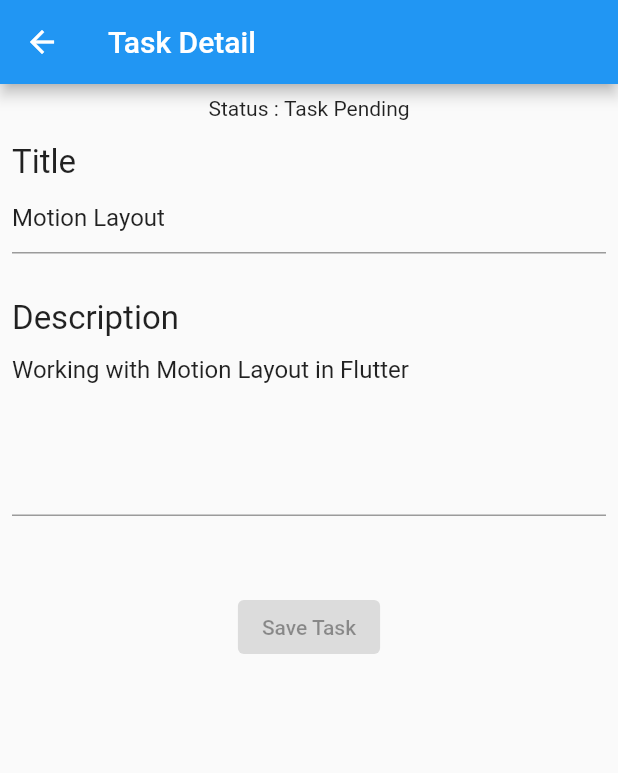
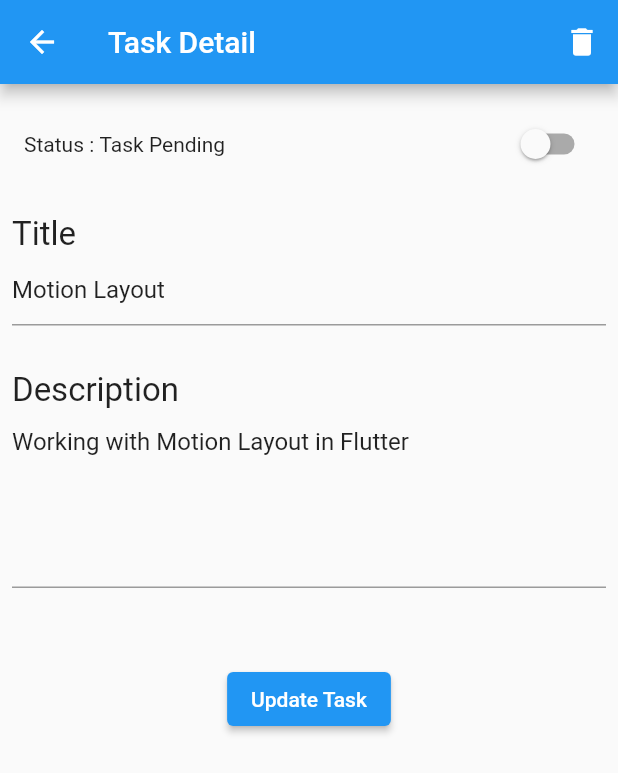
Before and after one commit to okelloEnos/All_In_One_Bloc, a Flutter app: the TodosScreen screen opened directly, after a tap on "Motion Layout", on a phone screen of 412 x 824 dp. Shown: the top 773 px of the screen. Run offline on Flutter 3.47's test engine with Material 2 defaults, Android fonts, the phone set to English and light mode, and no system bars; our stand-ins replace bloc, equatable, flutter_bloc.

Commit message:
todos crud

```diff
--- a/lib/blocs/todos_bloc/todos_events.dart
+++ b/lib/blocs/todos_bloc/todos_events.dart
@@ -1,3 +1,4 @@
+import 'package:all_in_one/model/todo.dart';
 import 'package:equatable/equatable.dart';
 abstract class TodosEvent extends Equatable{
   const TodosEvent();
@@ -8,3 +9,30 @@ class TodosLoaded extends TodosEvent{
   @override
   List<Object?> get props => [];
 }
+
+class TodosUpdated extends TodosEvent{
+  final Todo todo;
+
+  const TodosUpdated(this.todo);
+
+  @override
+  List<Object?> get props => [todo];
+}
+
+class TodosDeleted extends TodosEvent{
+  final Todo todo;
+
+  const TodosDeleted(this.todo);
+
+  @override
+  List<Object?> get props => [todo];
+}
+
+class TodosAdded extends TodosEvent{
+  final Todo todo;
+
+  const TodosAdded(this.todo);
+
+  @override
+  List<Object?> get props => [todo];
+}
--- a/lib/model/todo.dart
+++ b/lib/model/todo.dart
@@ -3,10 +3,18 @@ class Todo extends Equatable{
   final String title;
   final String description;
   final bool isCompleted;
+  final String taskId;
 
- const Todo({required this.title, required this.description, required this.isCompleted});
+ const Todo({required this.title, required this.description, required this.isCompleted, required this.taskId});
 
   @override
-  List<Object?> get props => [title, description, isCompleted];
+  List<Object?> get props => [title, description, isCompleted, taskId];
 
+  Todo copyWith({String? title, String? description, String? taskId, bool? isCompleted}){
+    return Todo(
+        title: title ?? this.title,
+        description: description ?? this.description,
+        isCompleted: isCompleted ?? this.isCompleted,
+        taskId: taskId ?? this.taskId);
+  }
 }
--- a/lib/screens/todos/todo_detail.dart
+++ b/lib/screens/todos/todo_detail.dart
@@ -1,17 +1,34 @@
+import 'package:all_in_one/blocs/tab_blocs/tab.dart';
+import 'package:all_in_one/blocs/tab_blocs/tab_bloc.dart';
+import 'package:all_in_one/blocs/todos_bloc/todos.dart';
 import 'package:all_in_one/model/todo.dart';
 import 'package:flutter/material.dart';
 import 'package:flutter/widgets.dart';
+import 'package:flutter_bloc/flutter_bloc.dart';
 
 class TodoDetail extends StatelessWidget {
-  final Todo todoItem;
+  final Todo? todoItem;
 
    const TodoDetail({Key? key, required this.todoItem}) : super(key: key);
 
   @override
   Widget build(BuildContext context) {
+    final titleController = TextEditingController(text: todoItem == null ? '' : todoItem!.title);
+    final descriptionController = TextEditingController(text: todoItem == null ? '' : todoItem!.description);
+
+   return BlocBuilder<TodosBloc, TodosState>(
+     builder: (BuildContext context, state){
        return Scaffold(
          appBar: AppBar(
-        title: const Text('Task Detail'),
+           title: Text(todoItem == null ? 'Add New Task' : 'Task Detail'),
+           actions: [
+             todoItem == null ? Container() : IconButton(
+                 onPressed: () {
+                   BlocProvider.of<TodosBloc>(context).add(TodosDeleted(todoItem!));
+                   Navigator.pop(context, todoItem);
+                 },
+                 icon: const Icon(Icons.delete))
+           ],
          ),
          body: Padding(
            padding: const EdgeInsets.all(8.0),
@@ -21,17 +38,42 @@ class TodoDetail extends StatelessWidget {
                crossAxisAlignment: CrossAxisAlignment.start,
                mainAxisSize: MainAxisSize.min,
                children: [
+                 Padding(
+                   padding: const EdgeInsets.all(8.0),
+                   child:  todoItem == null ? Container() : Row(
+                     mainAxisAlignment: MainAxisAlignment.spaceBetween,
+                     children: [
                        Row(
                          mainAxisAlignment: MainAxisAlignment.center,
-                children: [const Text('Status : '), Text(todoItem.isCompleted ? 'Task Completed' : 'Task Pending')],
+                         children: [
+                           const Text('Status : '),
+                           Text(todoItem!.isCompleted
+                               ? 'Task Completed'
+                               : 'Task Pending')
+                         ],
                        ),
-              const SizedBox(height: 15,),
+
+                       Switch(
+                           value: todoItem!.isCompleted,
+                           onChanged: (_) => BlocProvider.of<TodosBloc>(context)
+                             ..add(TodosUpdated(todoItem!.copyWith(
+                                 isCompleted: !todoItem!.isCompleted))))
+                     ],
+                   ),
+                 ),
+                 const SizedBox(
+                   height: 15,
+                 ),
                  const Text(
                    'Title',
                    style: TextStyle(fontSize: 22),
                  ),
                  TextFormField(
-                initialValue: todoItem.title,
+                   // initialValue: todoItem.title,
+                   controller: titleController,
+                   decoration: const InputDecoration(
+                     hintText: 'Enter Task Title'
+                   ),
                    // style: const TextStyle(color: Colors.grey),
                  ),
                  const SizedBox(
@@ -42,17 +84,45 @@ class TodoDetail extends StatelessWidget {
                    style: TextStyle(fontSize: 22),
                  ),
                  TextFormField(
-                initialValue: todoItem.description,
+                   // initialValue: todoItem.description,
                    maxLines: 5,
+                   decoration: const InputDecoration(
+                     hintText: 'Enter Task Description'
+                   ),
+                   controller: descriptionController,
                  ),
                  const SizedBox(
                    height: 50,
                  ),
-              const Center(child:  ElevatedButton(onPressed: null, child: Text('Save Task'))),
+                 Center(
+                     child: ElevatedButton(
+                         onPressed: () {
+                          if(todoItem != null){
+                            print("Items edited are ${titleController.text} || ${descriptionController.text}}");
+                            BlocProvider.of<TodosBloc>(context).add(TodosUpdated(
+                                todoItem!.copyWith(
+                                    title: titleController.text,
+                                    description: descriptionController.text)));
+                          }
+                          else {
+                            print("Items added are ${titleController.text} || ${descriptionController.text}}");
+                            BlocProvider.of<TodosBloc>(context).add(
+                                TodosAdded(Todo(
+                                    title: titleController.text,
+                                    description: descriptionController.text,
+                                    isCompleted: false,
+                                    taskId: ''))
+                            );
+                          }
+                          Navigator.pop(context);
+                         },
+                         child: Text(todoItem == null ? 'Create Task' : 'Update Task'))),
                ],
              ),
            ),
          ),
        );
+     },
+   );
   }
 }
--- a/lib/screens/todos/todos_screen.dart
+++ b/lib/screens/todos/todos_screen.dart
@@ -1,6 +1,8 @@
 import 'package:all_in_one/blocs/todos_bloc/todos.dart';
 import 'package:all_in_one/model/todo.dart';
+import 'package:all_in_one/screens/todos/todo_detail.dart';
 import 'package:all_in_one/widget/loading_indicator.dart';
+import 'package:all_in_one/widget/separating_widget.dart';
 import 'package:all_in_one/widget/todos_list.dart';
 import 'package:flutter/material.dart';
 import 'package:flutter/widgets.dart';
@@ -12,15 +14,18 @@ class TodosScreen extends StatelessWidget {
   @override
   Widget build(BuildContext context) {
     return Scaffold(
-      appBar: AppBar( title: const Text('Todos Task'),),
+      appBar: AppBar( title: const Text('Todos Task '),),
       body: BlocBuilder<TodosBloc, TodosState>(
-        builder:(BuildContext context, todoState){
+        buildWhen: (previousState, currentState){
+
+          return previousState != currentState;
+        },
+        builder:(context, todoState){
           if(todoState is TodosInitial){
             return loadingIndicator();
           }
           else if(todoState is TodosLoadSuccess){
               List<Todo> todos = todoState.todos;
-
               return TodosList(todos: todos);
             }
           else {
@@ -28,6 +33,12 @@ class TodosScreen extends StatelessWidget {
           }
         }
       ),
+      floatingActionButton: FloatingActionButton(
+        child: const Icon(Icons.add),
+          onPressed: () => Navigator.of(context).push(MaterialPageRoute(
+              builder: (context) =>  const TodoDetail(todoItem: null))),
+
+      ),
     );
   }
 }
--- a/lib/widget/todos_list.dart
+++ b/lib/widget/todos_list.dart
@@ -1,7 +1,10 @@
+import 'package:all_in_one/blocs/todos_bloc/todos.dart';
 import 'package:all_in_one/model/todo.dart';
 import 'package:all_in_one/screens/todos/todo_detail.dart';
+import 'package:all_in_one/widget/delete_snackbar.dart';
 import 'package:all_in_one/widget/separating_widget.dart';
 import 'package:flutter/material.dart';
+import 'package:flutter_bloc/flutter_bloc.dart';
 
 class TodosList extends StatelessWidget {
   final List<Todo> todos;
@@ -31,12 +34,37 @@ class TodoCard extends StatelessWidget {
 
   @override
   Widget build(BuildContext context) {
-
-    return GestureDetector(
-      onTap: (){
-        Navigator.of(context).push(MaterialPageRoute(builder: (context) => TodoDetail(todoItem: todoItem)));
+    return Dismissible(
+      key: UniqueKey(),
+      onDismissed: (direction){
+        BlocProvider.of<TodosBloc>(context).add(TodosDeleted(todoItem));
+        ScaffoldMessenger.of(context).showSnackBar(
+            DeleteTodoSnackBar(todo: todoItem, onUndo: () => BlocProvider.of<TodosBloc>(context).add(
+                TodosAdded(Todo(
+                    title: todoItem.title,
+                    description: todoItem.description,
+                    isCompleted: todoItem.isCompleted,
+                    taskId: ''))
+            )));
       },
       child: ListTile(
+        onTap: () async {
+          final Todo? removedTodo = await Navigator.of(context).push(MaterialPageRoute(builder: (_) {
+            return TodoDetail(todoItem: todoItem);
+          }));
+
+          if (removedTodo != null) {
+            ScaffoldMessenger.of(context).showSnackBar(
+                DeleteTodoSnackBar(todo: removedTodo,
+                    onUndo: () =>  BlocProvider.of<TodosBloc>(context).add(
+                    TodosAdded(Todo(
+                        title: removedTodo.title,
+                        description: removedTodo.description,
+                        isCompleted: removedTodo.isCompleted,
+                        taskId: ''))
+                )));
+          }
+        },
         title: Text(todoItem.title),
         subtitle: Text(todoItem.description),
         leading: todoItem.isCompleted
@@ -55,7 +83,9 @@ class TodoCard extends StatelessWidget {
             fillColor: MaterialStateProperty.all(Colors.blue),
             side: const BorderSide(color: Colors.blue),
             value: todoItem.isCompleted,
-            onChanged: null),
+            onChanged: (_) => BlocProvider.of<TodosBloc>(context)
+              ..add(TodosUpdated(
+                  todoItem.copyWith(isCompleted: !todoItem.isCompleted)))),
       ),
     );
   }
```
Also changed, not shown: lib/all_in_one.dart (+5 -5 lines), lib/blocs/todos_bloc/todos_bloc.dart (+65 -9 lines), lib/main.dart (+10 -1 lines), lib/widget/delete_snackbar.dart (added, +12 -0 lines). Lines whose indentation alone changed are shown as unchanged.
